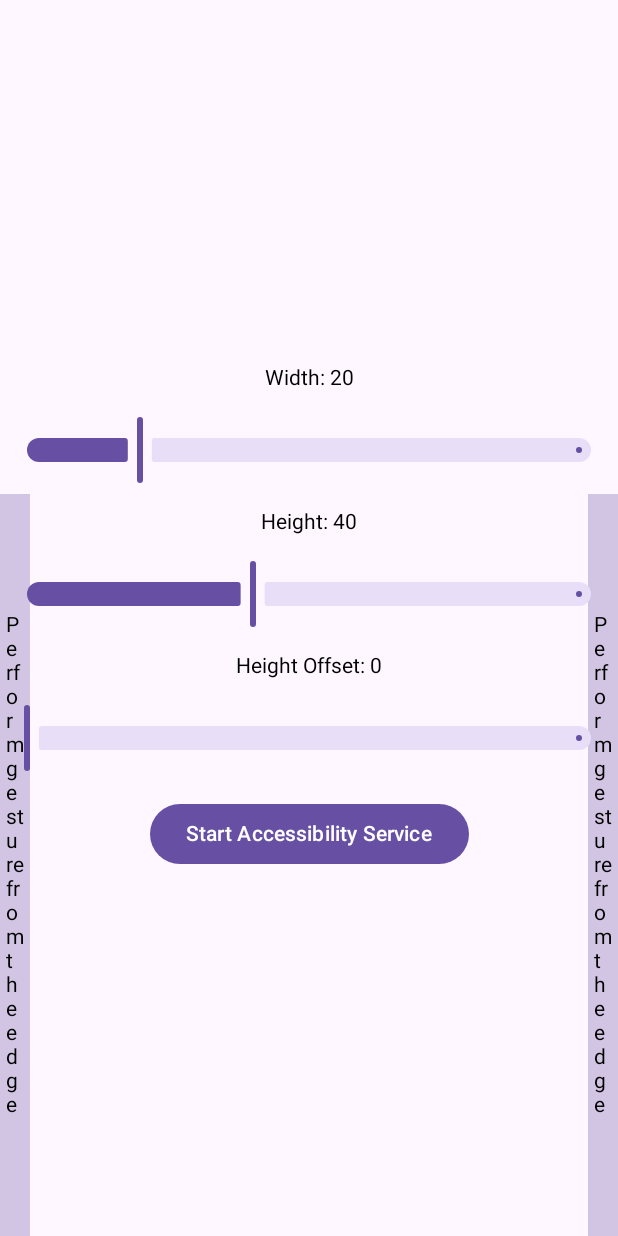
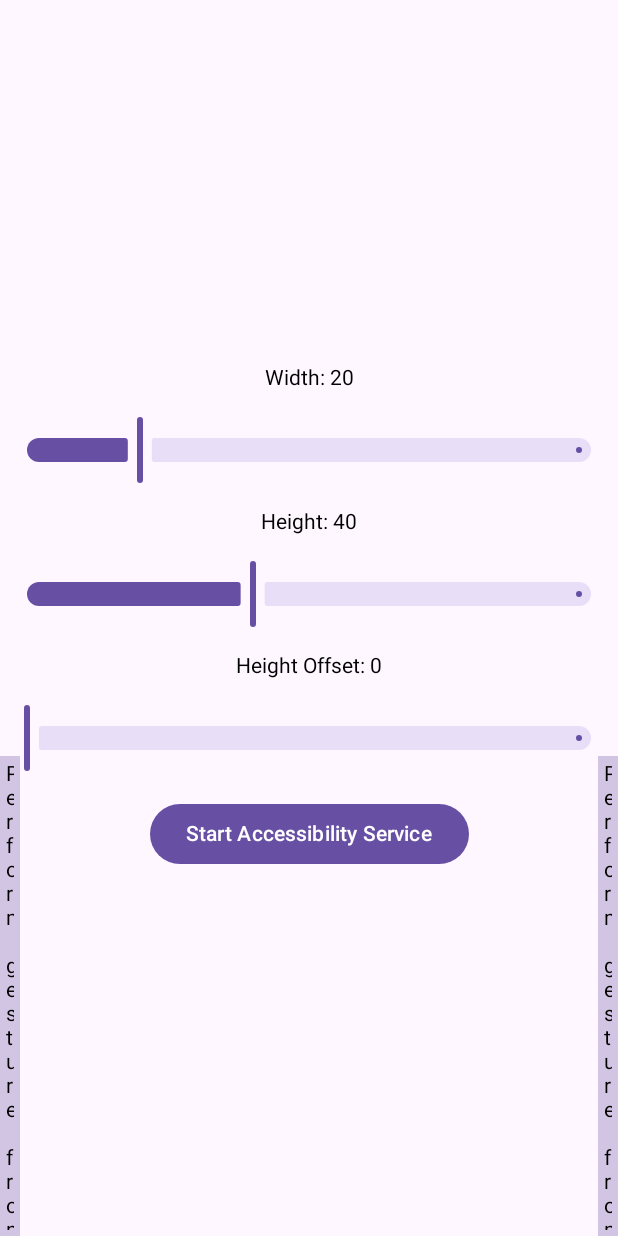
Before and after one commit to krish-199/SearchAssist, an Android app built with Jetpack Compose: the screen it shows after launch (MainActivity), on a phone screen of 412 x 824 dp. Run offline under Robolectric (Android 15) with nearby library versions, the phone set to English and light mode, and no system bars.

Commit message:
fixing setup area not matching with actual overlay region

```diff
--- a/app/src/main/java/com/krishdev/searchassist/GestureDetectionService.kt
+++ b/app/src/main/java/com/krishdev/searchassist/GestureDetectionService.kt
@@ -38,7 +38,7 @@ class GestureDetectionService : Service(), ServiceSharedInstance.OnWindowChangeL
 
     companion object {
         const val CHANNEL_ID = "GestureDetectionChannel"
-        const val debug = true
+        const val debug = false
     }
 
     override fun onWindowChange(window: String) {
@@ -64,8 +64,8 @@ class GestureDetectionService : Service(), ServiceSharedInstance.OnWindowChangeL
 
         intent?.let {
             width = it.getIntExtra("width", 90)
-            height = convertPercentToPixels(this, it.getIntExtra("height", 100))
-            heightOffset = convertPercentToPixels(this, it.getIntExtra("heightOffset", 0))
+            height = it.getIntExtra("height", 100)
+            heightOffset = it.getIntExtra("heightOffset", 0)
             // Use the data as needed
         }
 
--- a/app/src/main/java/com/krishdev/searchassist/MainActivity.kt
+++ b/app/src/main/java/com/krishdev/searchassist/MainActivity.kt
@@ -40,6 +40,7 @@ import androidx.activity.result.ActivityResultLauncher
 import androidx.compose.material3.Slider
 import androidx.compose.runtime.mutableFloatStateOf
 import androidx.compose.runtime.LaunchedEffect
+import androidx.compose.ui.platform.LocalDensity
 
 
 class MainActivity : ComponentActivity() {
@@ -131,12 +132,16 @@ fun GestureLoggerApp() {
     var height by remember { mutableFloatStateOf(savedHeight) }
     var heightOffset by remember { mutableFloatStateOf(savedHeightOffset) }
 
+    val heightPixelMultiplier = 0.01f * LocalContext.current.resources.displayMetrics.heightPixels
+
     LaunchedEffect(width, height, heightOffset) {
         editor.putFloat(WIDTH_KEY, width)
         editor.putFloat(HEIGHT_KEY, height)
         editor.putFloat(HEIGHT_OFFSET_KEY, heightOffset)
         editor.apply()
     }
+
+    EdgeGestureDetector(width.toInt(), height.toInt() * heightPixelMultiplier.toInt(), heightOffset.toInt() * heightPixelMultiplier.toInt())
 
     Box(
         modifier = Modifier.fillMaxSize(),
@@ -164,7 +169,6 @@ fun GestureLoggerApp() {
             }
         } else {
             // Show the start button and sliders when gesture detection is inactive
-            EdgeGestureDetector(width, height, heightOffset)
             Column(
                 horizontalAlignment = Alignment.CenterHorizontally,
                 verticalArrangement = Arrangement.Center
@@ -187,7 +191,7 @@ fun GestureLoggerApp() {
 
                 Text("Height Offset: ${heightOffset.toInt()}")
                 Slider(
-                    value = heightOffset.toFloat(),
+                    value = heightOffset,
                     onValueChange = { heightOffset = it },
                     valueRange = 0f..50f,
                     modifier = Modifier.padding(16.dp)
@@ -197,7 +201,7 @@ fun GestureLoggerApp() {
                     if (!isAccessibilityServiceEnabled()) {
                         promptEnableAccessibilityService()
                     } else {
-                        startAccessibilityService(width.toInt(), height.toInt(), heightOffset.toInt())
+                        startAccessibilityService(width.toInt(), height.toInt() * heightPixelMultiplier.toInt(), heightOffset.toInt() * heightPixelMultiplier.toInt())
                         isGestureDetectionActive = true
                     }
                 }) {
@@ -209,16 +213,23 @@ fun GestureLoggerApp() {
 }
 
 @Composable
-fun EdgeGestureDetector(width: Float, height: Float, heightOffset: Float) {
+fun EdgeGestureDetector(width: Int, height: Int, heightOffset: Int) {
     // Detect gestures in the left 20px-wide region of the screen
+    val density = LocalDensity.current
+
+    // Convert pixel values to dp using the density
+    val widthDp = with(density) { width.toDp() }
+    val heightDp = with(density) { height.toDp() }
+    val heightOffsetDp = with(density) { heightOffset.toDp() }
+    val totalHeight = heightDp + heightOffsetDp
     Box(
         modifier = Modifier
             .fillMaxSize()
             .wrapContentWidth(Alignment.Start)
             .wrapContentHeight(Alignment.Bottom)
-            .width(width.dp) // Set width to 20dp for gesture detection area
-            .height((height * 0.01f * LocalContext.current.resources.displayMetrics.heightPixels).dp)
-            .padding(bottom = (heightOffset * 0.01f * LocalContext.current.resources.displayMetrics.heightPixels).dp) // Add height offset
+            .width(widthDp) // Set width to 20dp for gesture detection area
+            .height(totalHeight)
+            .padding(bottom = heightOffsetDp) // Add height offset
             .background(MaterialTheme.colorScheme.primary.copy(alpha = 0.3f)),
         contentAlignment = Alignment.Center
     ) {
@@ -229,9 +240,9 @@ fun EdgeGestureDetector(width: Float, height: Float, heightOffset: Float) {
             .fillMaxSize()
             .wrapContentWidth(Alignment.End)
             .wrapContentHeight(Alignment.Bottom)
-            .width(width.dp) // Set width to 20dp for gesture detection area
-            .height((height * 0.01f * LocalContext.current.resources.displayMetrics.heightPixels).dp)
-            .padding(bottom = (heightOffset * 0.01f * LocalContext.current.resources.displayMetrics.heightPixels).dp)
+            .width(widthDp) // Set width to 20dp for gesture detection area
+            .height(totalHeight)
+            .padding(bottom = heightOffsetDp)
             .background(MaterialTheme.colorScheme.primary.copy(alpha = 0.3f)),
         contentAlignment = Alignment.Center
     ) {
```
Also changed, not shown: app/src/main/java/com/krishdev/searchassist/SimpleAccessibilityService.kt (+9 -15 lines).
